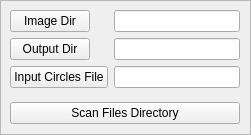
Before: the Qt Designer form imgproc/trunk/vs/ugip/InputFrame.ui in jimpelton/bsumg13, drawn with Qt 5.
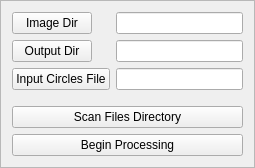
After: the same form once the commit is applied.

Commit message: Gui code cleaned up. rough layouts though. Parsing, saving, sorting circles files implemented. Sorting and parsing still to be tested. Added CirclesFile.[h|cpp].

What changed in the file:
```diff
--- a/imgproc/trunk/vs/ugip/InputFrame.ui
+++ b/imgproc/trunk/vs/ugip/InputFrame.ui
@@ -6,10 +6,22 @@
    <rect>
     <x>0</x>
     <y>0</y>
-    <width>251</width>
-    <height>135</height>
+    <width>255</width>
+    <height>168</height>
    </rect>
   </property>
+  <property name="sizePolicy">
+   <sizepolicy hsizetype="Preferred" vsizetype="Minimum">
+    <horstretch>0</horstretch>
+    <verstretch>0</verstretch>
+   </sizepolicy>
+  </property>
+  <property name="minimumSize">
+   <size>
+    <width>250</width>
+    <height>160</height>
+   </size>
+  </property>
   <property name="windowTitle">
    <string>Frame</string>
   </property>
@@ -19,15 +31,8 @@
   <property name="frameShadow">
    <enum>QFrame::Raised</enum>
   </property>
-  <widget class="QWidget" name="">
-   <property name="geometry">
-    <rect>
-     <x>10</x>
-     <y>10</y>
-     <width>230</width>
-     <height>114</height>
-    </rect>
-   </property>
+  <layout class="QGridLayout" name="gridLayout_2">
+   <item row="0" column="0">
    <layout class="QGridLayout" name="gridLayout">
     <item row="0" column="0">
      <layout class="QFormLayout" name="formLayout">
@@ -70,8 +75,16 @@
       </property>
      </widget>
     </item>
-   </layout>
-  </widget>
+     <item row="2" column="0">
+      <widget class="QPushButton" name="beginProcessingButton">
+       <property name="text">
+        <string>Begin Processing</string>
+       </property>
+      </widget>
+     </item>
+    </layout>
+   </item>
+  </layout>
  </widget>
  <resources/>
  <connections/>
```
Left out of the diff: 2 changed lines with no effect on the pictures. Lines whose indentation alone changed are shown as unchanged. The commit also changes 17 other files.
